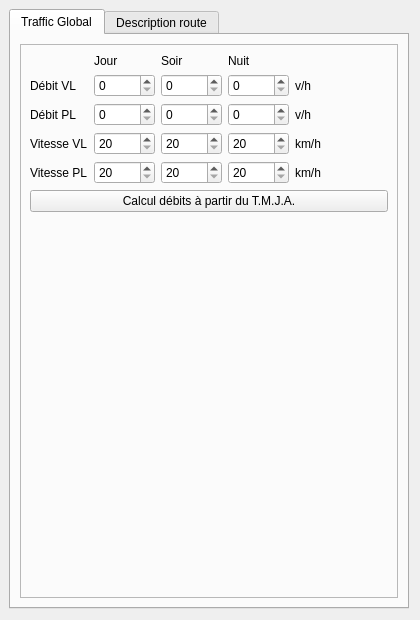
Qt form Tympan/GraphicIHM/DataManagerIHM/TYRouteWidget.ui (Jiunixo/test_mig2) before a commit.
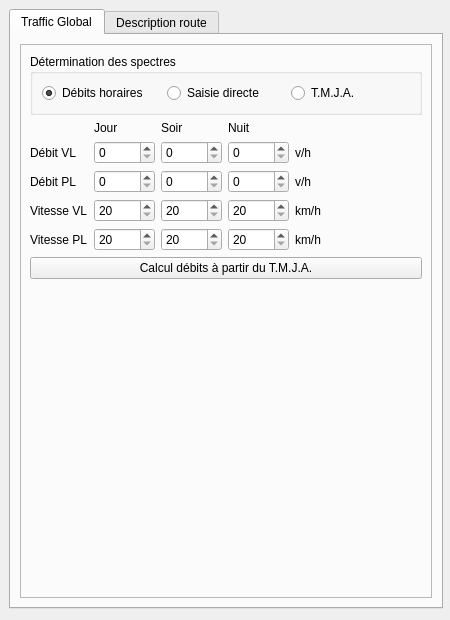
The same form after that commit. The open tabs and pages were chosen to show the change.

Commit message:
[TYRoute(Widget)] Add explicit choice of input mode.
related to #1507362

```diff
--- a/Tympan/GraphicIHM/DataManagerIHM/TYRouteWidget.ui
+++ b/Tympan/GraphicIHM/DataManagerIHM/TYRouteWidget.ui
@@ -6,7 +6,7 @@
    <rect>
     <x>0</x>
     <y>0</y>
-    <width>420</width>
+    <width>450</width>
     <height>620</height>
    </rect>
   </property>
@@ -24,7 +24,7 @@
     <rect>
      <x>9</x>
      <y>9</y>
-     <width>400</width>
+     <width>434</width>
      <height>600</height>
     </rect>
    </property>
@@ -57,6 +57,48 @@
         <enum>QFrame::Raised</enum>
        </property>
        <layout class="QVBoxLayout" name="verticalLayout_3">
+        <item>
+         <widget class="QGroupBox" name="groupe_mode_calcul">
+          <property name="title">
+           <string>Détermination des spectres</string>
+          </property>
+          <layout class="QHBoxLayout" name="horizontalLayout">
+           <item>
+            <widget class="QRadioButton" name="radio_debits">
+             <property name="text">
+              <string>Débits horaires</string>
+             </property>
+             <property name="checked">
+              <bool>true</bool>
+             </property>
+             <attribute name="buttonGroup">
+              <string notr="true">groupe_boutons_mode_calcul</string>
+             </attribute>
+            </widget>
+           </item>
+           <item>
+            <widget class="QRadioButton" name="radio_spectres">
+             <property name="text">
+              <string>Saisie directe</string>
+             </property>
+             <attribute name="buttonGroup">
+              <string notr="true">groupe_boutons_mode_calcul</string>
+             </attribute>
+            </widget>
+           </item>
+           <item>
+            <widget class="QRadioButton" name="radio_tmja">
+             <property name="text">
+              <string>T.M.J.A.</string>
+             </property>
+             <attribute name="buttonGroup">
+              <string notr="true">groupe_boutons_mode_calcul</string>
+             </attribute>
+            </widget>
+           </item>
+          </layout>
+         </widget>
+        </item>
         <item>
          <layout class="QGridLayout" name="gridLayout_4">
           <item row="2" column="1">
```
Left out of the diff: 8 changed lines with no effect on the pictures. The commit also changes 2 other files.
